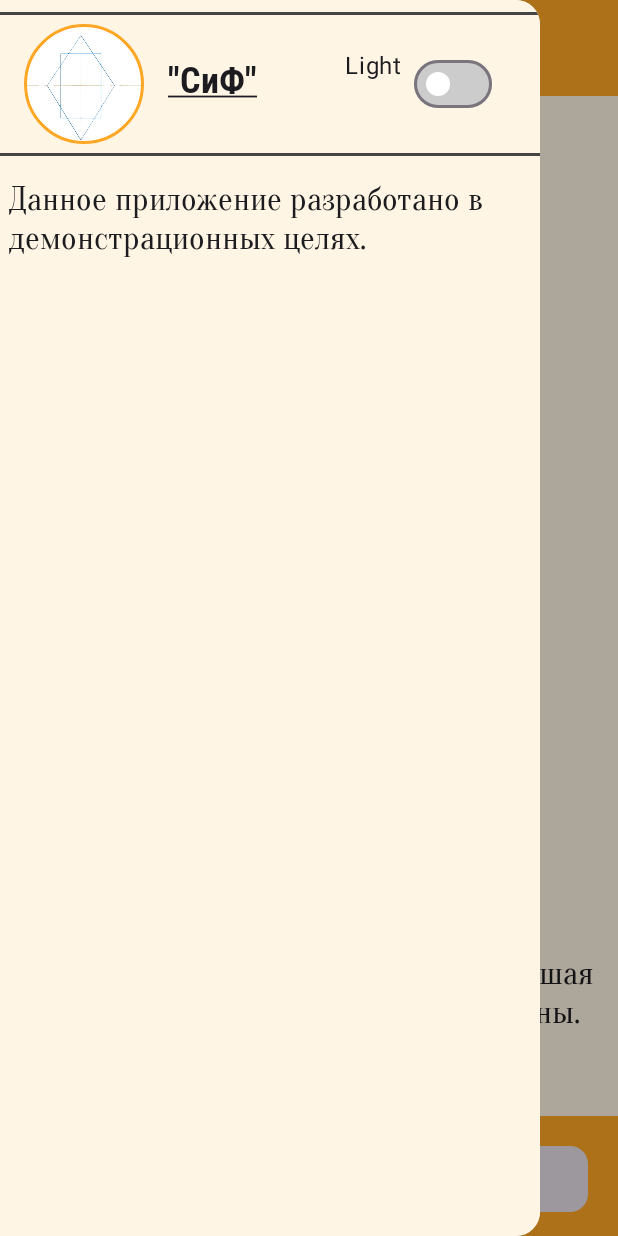
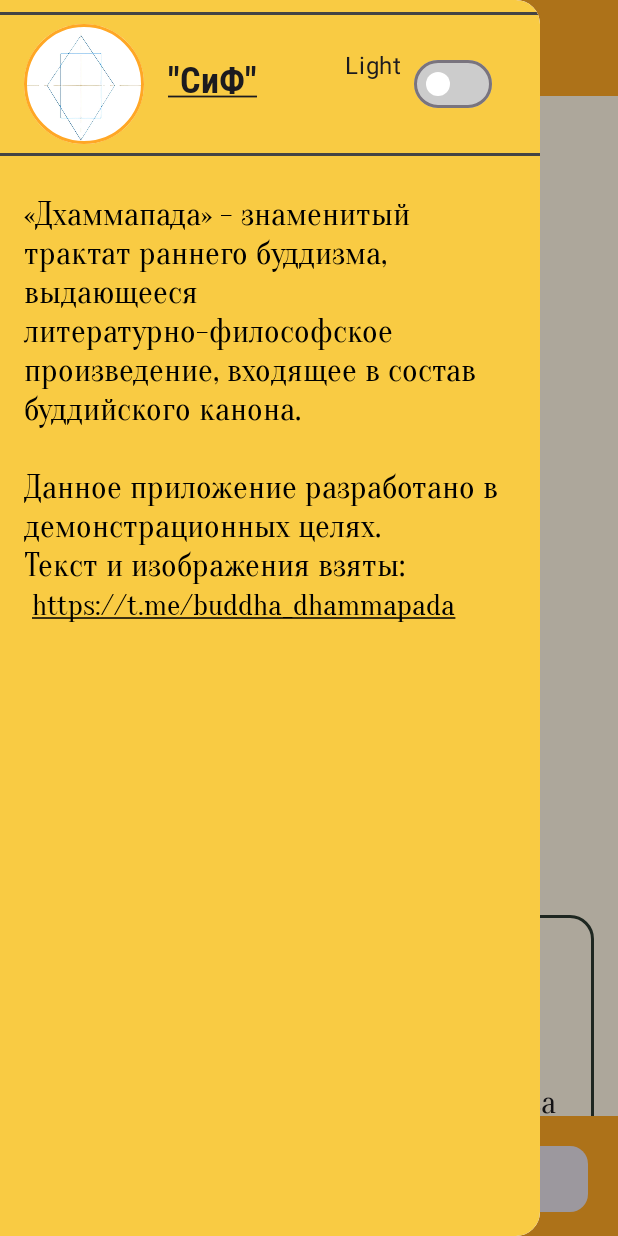
Before and after one commit to AndreyKan86/Dhammapada, an Android app built with Jetpack Compose: the screen it shows after launch (MainActivity), after a tap on "Menu", on a phone screen of 412 x 824 dp. Run offline under Robolectric (Android 15) with nearby library versions, the phone set to English and light mode, and no system bars; our stand-ins replace constraintlayout-compose.

Commit message:
Finished design

```diff
--- a/app/src/main/java/com/example/dhammapada/ui/composables/drawermenu/DrawerContent.kt
+++ b/app/src/main/java/com/example/dhammapada/ui/composables/drawermenu/DrawerContent.kt
@@ -25,6 +25,7 @@ import com.example.dhammapada.ui.theme.COMPANY_NAME
 import com.example.dhammapada.ui.theme.CompanyNameTextStyle
 import com.example.dhammapada.ui.theme.DESCRIPTION_APP
 import com.example.dhammapada.ui.theme.LINK
+import com.example.dhammapada.ui.theme.LINK_FOR_SOURSE
 import com.example.dhammapada.ui.theme.LOGO_DESCRIPTION
 import com.example.dhammapada.ui.theme.TextStyle
 
@@ -116,11 +117,15 @@ fun DrawerContent(onItemClick: () -> Unit)
                     start.linkTo(parent.start)
                     end.linkTo(parent.end)
                 }
-                .padding(6.dp)
+                .padding(16.dp)
             )
             {
-                Text(text = DESCRIPTION_APP,
-                    style = TextStyle)
+                TextLink(
+                    fullText = "$DESCRIPTION_APP $LINK_FOR_SOURSE",
+                    linkText = LINK_FOR_SOURSE,
+                    link = "https://t.me/buddha_dhammapada",
+                    TextStyle
+                )
             }
         }
     }
--- /dev/null
+++ b/app/src/main/java/com/example/dhammapada/ui/composables/drawermenu/TextLink.kt
@@ -0,0 +1,61 @@
+package com.example.dhammapada.ui.composables.drawermenu
+
+import android.content.Intent
+import android.net.Uri
+import androidx.compose.foundation.text.ClickableText
+import androidx.compose.runtime.Composable
+import androidx.compose.ui.platform.LocalContext
+import androidx.compose.ui.text.SpanStyle
+import androidx.compose.ui.text.TextStyle
+import androidx.compose.ui.text.buildAnnotatedString
+import androidx.compose.ui.text.style.TextDecoration
+import androidx.compose.ui.text.withStyle
+import androidx.compose.ui.unit.sp
+
+
+@Composable
+fun TextLink(
+    fullText: String,
+    linkText: String,
+    link: String,
+    textStyle: TextStyle
+) {
+    val context = LocalContext.current
+    val annotatedText = buildAnnotatedString {
+        val startIndex = fullText.indexOf(linkText)
+        val endIndex = startIndex + linkText.length
+
+        withStyle(style = textStyle.toSpanStyle()) {
+            append(fullText)
+        }
+
+        if (startIndex != -1) {
+            addStyle(
+                style = SpanStyle(
+                    fontSize = 20.sp,
+                    textDecoration = TextDecoration.Underline
+                ),
+                start = startIndex,
+                end = endIndex
+            )
+            addStringAnnotation(
+                tag = "URL",
+                annotation = link,
+                start = startIndex,
+                end = endIndex
+            )
+        }
+    }
+
+        ClickableText(
+            text = annotatedText,
+            onClick = { offset ->
+                annotatedText.getStringAnnotations(tag = "URL", start = offset, end = offset)
+                    .firstOrNull()?.let { annotation ->
+                        val intent = Intent(Intent.ACTION_VIEW, Uri.parse(annotation.item))
+                        context.startActivity(intent)
+                    }
+            },
+            style = textStyle
+        )
+}
--- a/app/src/main/java/com/example/dhammapada/ui/composables/mainscreen/ImageBox.kt
+++ b/app/src/main/java/com/example/dhammapada/ui/composables/mainscreen/ImageBox.kt
@@ -3,7 +3,9 @@ package com.example.dhammapada.ui.composables.mainscreen
 import android.graphics.Bitmap
 import android.graphics.BitmapFactory
 import androidx.compose.foundation.Image
+import androidx.compose.foundation.border
 import androidx.compose.foundation.layout.fillMaxSize
+import androidx.compose.foundation.shape.RoundedCornerShape
 import androidx.compose.runtime.Composable
 import androidx.compose.runtime.LaunchedEffect
 import androidx.compose.runtime.getValue
@@ -11,9 +13,11 @@ import androidx.compose.runtime.mutableStateOf
 import androidx.compose.runtime.remember
 import androidx.compose.runtime.setValue
 import androidx.compose.ui.Modifier
+import androidx.compose.ui.graphics.Color
 import androidx.compose.ui.graphics.asImageBitmap
 import androidx.compose.ui.layout.ContentScale
 import androidx.compose.ui.platform.LocalContext
+import androidx.compose.ui.unit.dp
 import kotlinx.coroutines.Dispatchers
 import kotlinx.coroutines.withContext
 import java.io.IOException
@@ -44,7 +48,8 @@ fun ImageBox(imageName: String?) {
         Image(
             bitmap = bitmap!!.asImageBitmap(),
             contentDescription = "Изображение из assets",
-            modifier = Modifier.fillMaxSize(),
+            modifier = Modifier.fillMaxSize()
+                .border(4.dp, Color(0xFF2C3930), RoundedCornerShape(16.dp)),
             contentScale = ContentScale.Crop
         )
     }
--- a/app/src/main/java/com/example/dhammapada/ui/composables/mainscreen/MainScreen.kt
+++ b/app/src/main/java/com/example/dhammapada/ui/composables/mainscreen/MainScreen.kt
@@ -1,15 +1,23 @@
 package com.example.dhammapada.ui.composables.mainscreen
 
 import android.content.res.Configuration
+import androidx.compose.foundation.background
+import androidx.compose.foundation.border
 import androidx.compose.foundation.layout.Box
 import androidx.compose.foundation.layout.fillMaxSize
+import androidx.compose.foundation.layout.padding
 import androidx.compose.foundation.layout.size
+import androidx.compose.foundation.layout.width
+import androidx.compose.foundation.shape.RoundedCornerShape
+import androidx.compose.material3.MaterialTheme
 import androidx.compose.material3.Text
 import androidx.compose.runtime.Composable
 import androidx.compose.runtime.collectAsState
 import androidx.compose.runtime.getValue
 import androidx.compose.ui.Alignment
 import androidx.compose.ui.Modifier
+import androidx.compose.ui.draw.clip
+import androidx.compose.ui.graphics.Color
 import androidx.compose.ui.layout.layoutId
 import androidx.compose.ui.platform.LocalConfiguration
 import androidx.compose.ui.unit.dp
@@ -17,8 +25,8 @@ import androidx.constraintlayout.compose.ConstraintLayout
 import androidx.constraintlayout.compose.ConstraintSet
 import androidx.constraintlayout.compose.Dimension
 import androidx.lifecycle.viewmodel.compose.viewModel
-import com.example.dhammapada.ui.theme.PLACEHOLDER
-import com.example.dhammapada.ui.theme.START
+import com.example.dhammapada.ui.theme.PLACEHOLDER_IMAGE
+import com.example.dhammapada.ui.theme.PLACEHOLDER_TEXT
 import com.example.dhammapada.ui.theme.TextStyle
 import com.example.dhammapada.ui.viewmodel.DhammapadaViewModel
 
@@ -46,18 +54,22 @@ fun MainScreen(viewModel: DhammapadaViewModel = viewModel()){
         Box(
             modifier = Modifier
                 .layoutId("imageBox")
-                .size(400.dp),
+                .size(400.dp)
+                .clip(RoundedCornerShape(16.dp)),
             contentAlignment = Alignment.Center
         ) {
-            ImageBox(imageName ?: PLACEHOLDER)
+            ImageBox(imageName ?: PLACEHOLDER_IMAGE)
         }
 
         Box(
             modifier = Modifier
-                .layoutId("textBox"),
+                .layoutId("textBox")
+                .width(400.dp)
+                .border(2.dp, Color(0xFF2C3930), RoundedCornerShape(16.dp))
+                .padding(8.dp),
             contentAlignment = Alignment.Center
         ) {
-            Text(text ?: PLACEHOLDER,
+            Text(text ?: PLACEHOLDER_TEXT,
                 style = TextStyle)
         }
     }
@@ -78,7 +90,6 @@ private fun portraitConstraints(): ConstraintSet {
             top.linkTo(imageBox.bottom, margin = 80.dp)
             start.linkTo(parent.start)
             end.linkTo(parent.end)
-            width = Dimension.fillToConstraints
         }
     }
 }
--- a/app/src/main/java/com/example/dhammapada/ui/theme/Strings.kt
+++ b/app/src/main/java/com/example/dhammapada/ui/theme/Strings.kt
@@ -3,8 +3,15 @@ package com.example.dhammapada.ui.theme
 const val MENU_DESCRIPTION = "Menu"
 const val LOGO_DESCRIPTION = "Logo"
 const val COMPANY_NAME = "\"СиФ\""
-const val DESCRIPTION_APP = "Данное приложение разработано в демонстрационных целях.\n"
 const val TITLE = "Дхаммапада"
-const val PLACEHOLDER = "1. Есть страдание. \n2. У страдания есть причины: карма и клеши. \n3. Есть избавление от страдания. \n4. Есть путь избавления от страдания."
+const val PLACEHOLDER_TEXT = "1. Есть страдание. \n2. У страдания есть причины: карма и клеши. \n3. Есть избавление от страдания. \n4. Есть путь избавления от страдания."
 const val START = "1. \nДхаммы обусловлены разумом, их лучшая часть — разум, из разума они сотворены. Если кто-нибудь говорит или делает с нечистым разумом, то за ним следует несчастье, как колесо за следом везущего.\"\n"
 const val LINK = "https://t.me/tumultuari"
+const val PLACEHOLDER_IMAGE = "photos/placeholder.jpg"
+const val DESCRIPTION_APP = "«Дхаммапада» - знаменитый трактат раннего буддизма, выдающееся " +
+        "литературно-философское произведение, входящее в " +
+        "состав буддийского канона." +
+        "\n\n" +
+        "Данное приложение разработано в демонстрационных целях.\n" +
+        "Текст и изображения взяты:\n"
+const val LINK_FOR_SOURSE = "https://t.me/buddha_dhammapada"
--- a/app/src/main/java/com/example/dhammapada/ui/theme/Theme.kt
+++ b/app/src/main/java/com/example/dhammapada/ui/theme/Theme.kt
@@ -21,7 +21,7 @@ val LightColorScheme = lightColorScheme(
     secondary = Color(0xFF625B71),     // Вторичный цвет
     tertiary = Color(0xFF7D5260),      // Третичный цвет
     background = Color(0xFFFFF5E4),    // Фон приложения
-    surface = Color(0xFFFFF5E4),        // Поверхность
+    surface = Color(0xFFF9CB43),        // Поверхность
     onPrimary = Color.White,          // Текст/иконки на primary
     onSecondary = Color.White,        // Текст/иконки на secondary
     onTertiary = Color.White,         // Текст/иконки на tertiary
```
